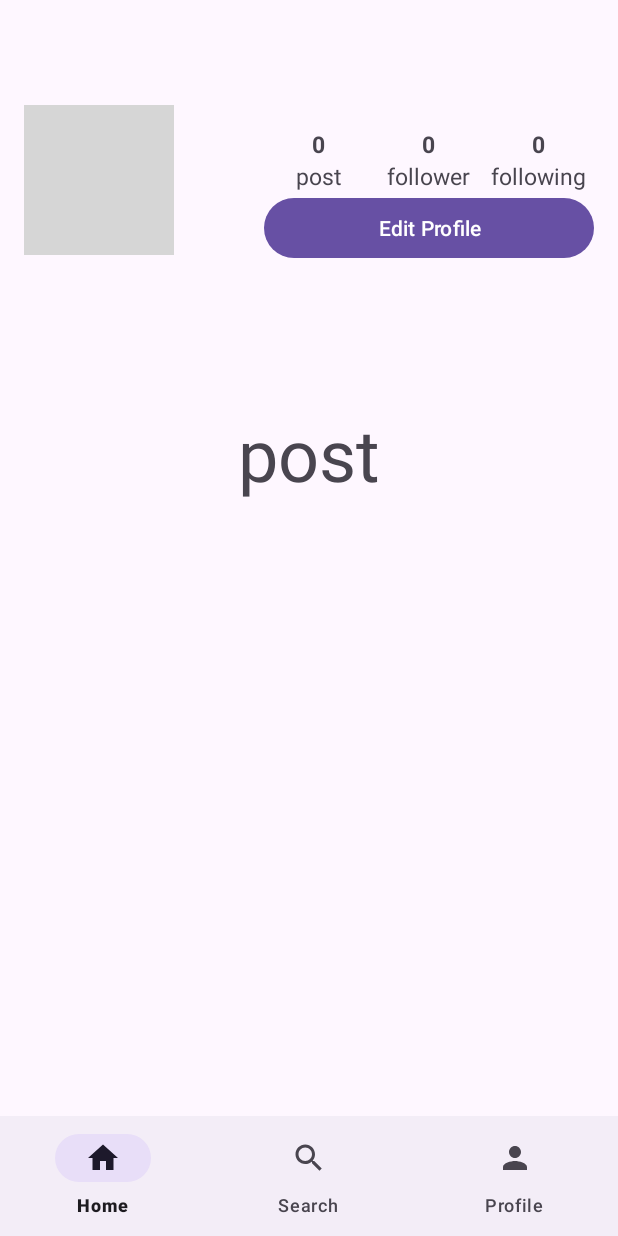
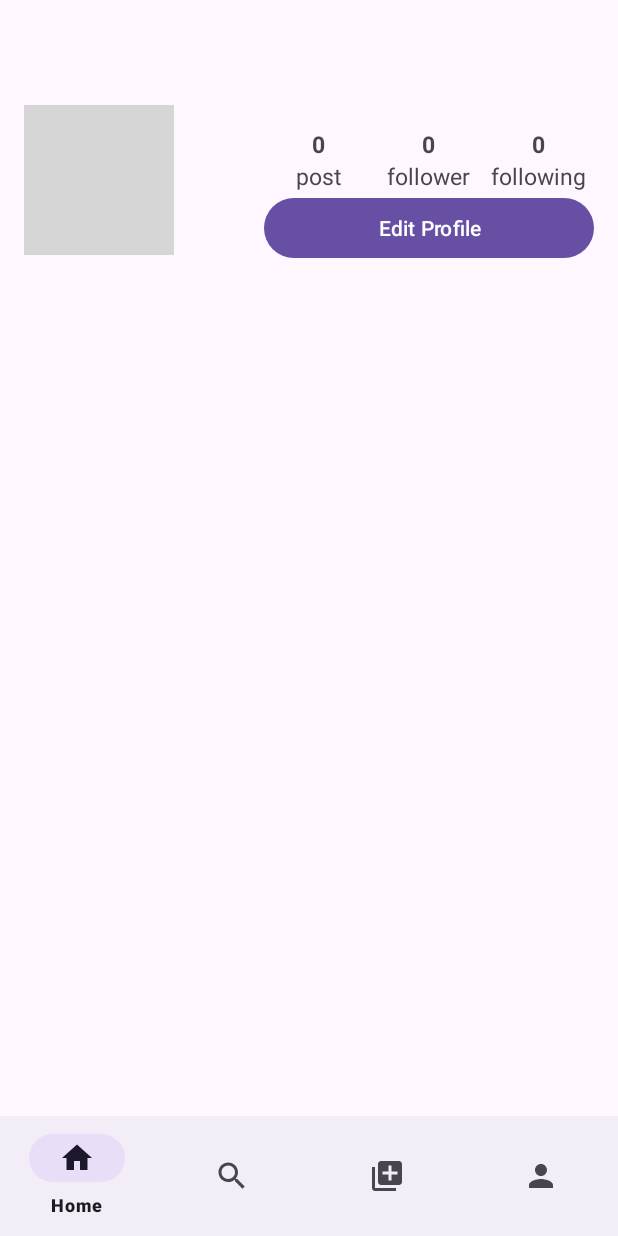
Before and after one commit to Davide-Colabella/PinPoint, an Android app: the fragment ProfileFragment placed in its activity, on a phone screen of 412 x 824 dp. Run offline under Robolectric (Android 15) with nearby library versions, the phone set to English and light mode, and no system bars; our stand-ins replace Firebase (no records; nobody signed in at launch, a user with empty details on screens opened directly); libraries missing offline, so code that uses them is left out: io.getstream.avatarview; plain views replace AvatarView; pictures from the network do not load; 2 statements that could not run were skipped; grey boxes are pictures that could not be loaded.

Commit message:
Add image from the gallery to the Post directory storage

```diff
--- a/app/src/main/java/com/univpm/pinpointmvvm/model/data/User.kt
+++ b/app/src/main/java/com/univpm/pinpointmvvm/model/data/User.kt
@@ -1,7 +1,9 @@
 package com.univpm.pinpointmvvm.model.data
+import android.os.Parcelable
+import kotlinx.parcelize.Parcelize
 
-import java.io.Serializable
 
+@Parcelize
 data class User(
     val uid: String? = null,
     val fullname: String? = null,
@@ -11,4 +13,4 @@ data class User(
     val bio: String? = null,
     val latitude: String? = null,
     val longitude: String? = null,
-) : Serializable
+) : Parcelable
--- a/app/src/main/java/com/univpm/pinpointmvvm/model/services/Permission.kt
+++ b/app/src/main/java/com/univpm/pinpointmvvm/model/services/Permission.kt
@@ -11,7 +11,8 @@ object Permission {
 
     private val requiredPermissions = arrayOf(
         Manifest.permission.ACCESS_FINE_LOCATION,
-        Manifest.permission.ACCESS_COARSE_LOCATION
+        Manifest.permission.ACCESS_COARSE_LOCATION,
+        Manifest.permission.CAMERA
     )
 
     fun checkPermissionStatus(activity: Activity): Boolean {
--- a/app/src/main/java/com/univpm/pinpointmvvm/view/activities/MainActivity.kt
+++ b/app/src/main/java/com/univpm/pinpointmvvm/view/activities/MainActivity.kt
@@ -9,6 +9,7 @@ import com.univpm.pinpointmvvm.R
 import com.univpm.pinpointmvvm.databinding.ActivityMainBinding
 import com.univpm.pinpointmvvm.model.services.Permission
 import com.univpm.pinpointmvvm.view.fragments.HomeFragment
+import com.univpm.pinpointmvvm.view.fragments.PostFragment
 import com.univpm.pinpointmvvm.view.fragments.ProfileFragment
 import com.univpm.pinpointmvvm.view.fragments.SearchFragment
 import kotlinx.coroutines.async
@@ -59,6 +60,7 @@ class MainActivity : AppCompatActivity() {
                 R.id.home -> replaceFragment(HomeFragment.newInstance())
                 R.id.profile -> replaceFragment(ProfileFragment.newInstance())
                 R.id.search -> replaceFragment(SearchFragment.newInstance())
+                R.id.post -> replaceFragment(PostFragment.newInstance())
                 else -> {}
             }
             true
--- a/app/src/main/java/com/univpm/pinpointmvvm/view/fragments/HomeFragment.kt
+++ b/app/src/main/java/com/univpm/pinpointmvvm/view/fragments/HomeFragment.kt
@@ -8,6 +8,7 @@ import android.view.View
 import android.view.ViewGroup
 import androidx.fragment.app.Fragment
 import com.google.android.gms.maps.SupportMapFragment
+import com.google.android.material.floatingactionbutton.FloatingActionButton
 import com.univpm.pinpointmvvm.R
 import com.univpm.pinpointmvvm.databinding.FragmentHomeBinding
 import com.univpm.pinpointmvvm.model.services.Localization
@@ -21,7 +22,7 @@ class HomeFragment : Fragment() {
     }
 
     private lateinit var localization: Localization
-    private lateinit var binding : FragmentHomeBinding
+    private lateinit var binding: FragmentHomeBinding
     private lateinit var homeViewModel: HomeViewModel
 
     @SuppressLint("MissingPermission")
@@ -37,6 +38,4 @@ class HomeFragment : Fragment() {
 
         return binding.root
     }
-
-
 }
--- a/app/src/main/java/com/univpm/pinpointmvvm/view/fragments/ProfileFragment.kt
+++ b/app/src/main/java/com/univpm/pinpointmvvm/view/fragments/ProfileFragment.kt
@@ -23,6 +23,7 @@ class ProfileFragment : Fragment() {
 
     private val viewModel: ProfileViewModel by viewModels()
     private lateinit var binding: FragmentProfileBinding
+    private lateinit var adapter : PostAdapter
 
     override fun onCreateView(
         inflater: LayoutInflater, container: ViewGroup?,
@@ -51,4 +52,6 @@ class ProfileFragment : Fragment() {
             }
         }
     }
+
+
 }
--- a/app/src/main/java/com/univpm/pinpointmvvm/viewmodel/ProfileViewModel.kt
+++ b/app/src/main/java/com/univpm/pinpointmvvm/viewmodel/ProfileViewModel.kt
@@ -1,5 +1,6 @@
 package com.univpm.pinpointmvvm.viewmodel
 
+import android.annotation.SuppressLint
 import android.net.Uri
 import androidx.lifecycle.ViewModel
 import androidx.lifecycle.viewModelScope
@@ -10,8 +11,9 @@ import kotlinx.coroutines.flow.StateFlow
 import kotlinx.coroutines.flow.asStateFlow
 import kotlinx.coroutines.flow.update
 import kotlinx.coroutines.launch
-
-class ProfileViewModel() : ViewModel(){
+@SuppressLint("StaticFieldLeak")
+class ProfileViewModel(
+) : ViewModel() {
     private val repository = UserRepository()
     private val _uiState = MutableStateFlow(UserUiState())
     val uiState: StateFlow<UserUiState> = _uiState.asStateFlow()
--- /dev/null
+++ b/app/src/main/res/drawable/ic_add_post.xml
@@ -0,0 +1,5 @@
+<vector android:height="24dp" android:tint="#000000"
+    android:viewportHeight="24" android:viewportWidth="24"
+    android:width="24dp" xmlns:android="http://schemas.android.com/apk/res/android">
+    <path android:fillColor="@android:color/white" android:pathData="M4,6L2,6v14c0,1.1 0.9,2 2,2h14v-2L4,20L4,6zM20,2L8,2c-1.1,0 -2,0.9 -2,2v12c0,1.1 0.9,2 2,2h12c1.1,0 2,-0.9 2,-2L22,4c0,-1.1 -0.9,-2 -2,-2zM19,11h-4v4h-2v-4L9,11L9,9h4L13,5h2v4h4v2z"/>
+</vector>
--- a/app/src/main/res/layout/fragment_home.xml
+++ b/app/src/main/res/layout/fragment_home.xml
@@ -3,6 +3,7 @@
     xmlns:tools="http://schemas.android.com/tools"
     android:layout_width="match_parent"
     android:layout_height="match_parent"
+    xmlns:app="http://schemas.android.com/apk/res-auto"
     tools:context=".view.fragments.HomeFragment">
 
     <androidx.fragment.app.FragmentContainerView
@@ -12,4 +13,5 @@
         tools:context=".viewmodel.HomeFragment"
         android:name="com.google.android.gms.maps.SupportMapFragment" />
 
+
 </FrameLayout>
--- a/app/src/main/res/layout/fragment_profile.xml
+++ b/app/src/main/res/layout/fragment_profile.xml
@@ -1,6 +1,5 @@
 <?xml version="1.0" encoding="utf-8"?>
-<RelativeLayout
-    xmlns:android="http://schemas.android.com/apk/res/android"
+<RelativeLayout xmlns:android="http://schemas.android.com/apk/res/android"
     xmlns:app="http://schemas.android.com/apk/res-auto"
     xmlns:tools="http://schemas.android.com/tools"
     android:layout_width="match_parent"
@@ -8,16 +7,16 @@
     tools:context=".view.fragments.ProfileFragment">
 
     <com.google.android.material.appbar.AppBarLayout
+        android:id="@+id/app_bar_layout_profile"
         android:layout_width="match_parent"
-        android:layout_height="wrap_content"
-        android:id="@+id/app_bar_layout_profile">
+        android:layout_height="wrap_content">
 
         <androidx.appcompat.widget.Toolbar
             android:id="@+id/toolbar_profile"
             android:layout_width="match_parent"
             android:layout_height="50dp"
+            android:layout_marginLeft="6dp"
             android:layout_marginTop="4dp"
-            android:layout_marginLeft="6dp"
             android:layout_marginRight="6dp">
 
             <RelativeLayout
@@ -28,11 +27,11 @@
                     android:id="@+id/profile_fragment_username"
                     android:layout_width="wrap_content"
                     android:layout_height="wrap_content"
+                    android:layout_centerVertical="true"
+                    android:maxLines="1"
                     android:text="@string/username"
                     android:textSize="18sp"
-                    android:maxLines="1"
-                    android:textStyle="bold"
-                    android:layout_centerVertical="true" />
+                    android:textStyle="bold" />
 
             </RelativeLayout>
 
@@ -49,42 +48,43 @@
         <LinearLayout
             android:layout_width="match_parent"
             android:layout_height="wrap_content"
-            android:orientation="vertical" >
+            android:orientation="vertical">
 
             <LinearLayout
                 android:id="@+id/top_bar"
                 android:layout_width="match_parent"
                 android:layout_height="wrap_content"
                 android:orientation="horizontal"
-                android:padding="16dp" >
+                android:padding="16dp">
 
                 <io.getstream.avatarview.AvatarView
                     android:id="@+id/profile_fragment_profile_image"
                     android:layout_width="100dp"
                     android:layout_height="100dp"
-                    app:avatarViewPlaceholder="@drawable/ic_profile"
-                    app:avatarViewBorderColor = "@color/black"
-                    app:avatarViewBorderWidth="3dp" />
+                    app:avatarViewBorderColor="@color/black"
+                    app:avatarViewBorderWidth="3dp"
+                    app:avatarViewPlaceholder="@drawable/ic_profile" />
 
                 <LinearLayout
                     android:layout_width="match_parent"
                     android:layout_height="wrap_content"
                     android:layout_marginStart="60dp"
                     android:layout_marginTop="15dp"
-                    android:orientation="vertical" >
+                    android:orientation="vertical">
 
                     <LinearLayout
                         android:layout_width="match_parent"
                         android:layout_height="wrap_content"
+                        android:baselineAligned="false"
                         android:gravity="center"
-                        android:orientation="horizontal" >
+                        android:orientation="horizontal">
 
                         <LinearLayout
                             android:layout_width="0dp"
                             android:layout_height="wrap_content"
                             android:layout_weight="1"
                             android:gravity="center"
-                            android:orientation="vertical" >
+                            android:orientation="vertical">
 
                             <TextView
                                 android:id="@+id/total_posts"
@@ -98,7 +98,7 @@
                                 android:layout_width="wrap_content"
                                 android:layout_height="wrap_content"
                                 android:text="@string/post"
-                                android:textSize="15sp"/>
+                                android:textSize="15sp" />
 
                         </LinearLayout>
 
@@ -107,7 +107,7 @@
                             android:layout_height="wrap_content"
                             android:layout_weight="1"
                             android:gravity="center"
-                            android:orientation="vertical" >
+                            android:orientation="vertical">
 
                             <TextView
                                 android:id="@+id/total_followers"
@@ -121,7 +121,7 @@
                                 android:layout_width="wrap_content"
                                 android:layout_height="wrap_content"
                                 android:text="@string/followers"
-                                android:textSize="15sp"/>
+                                android:textSize="15sp" />
 
                         </LinearLayout>
 
@@ -130,7 +130,7 @@
                             android:layout_height="wrap_content"
                             android:layout_weight="1"
                             android:gravity="center"
-                            android:orientation="vertical" >
+                            android:orientation="vertical">
 
                             <TextView
                                 android:id="@+id/total_following"
@@ -144,7 +144,7 @@
                                 android:layout_width="wrap_content"
                                 android:layout_height="wrap_content"
                                 android:text="@string/following"
-                                android:textSize="15sp"/>
+                                android:textSize="15sp" />
 
                         </LinearLayout>
 
@@ -154,9 +154,9 @@
                         android:id="@+id/edit_profile_button"
                         android:layout_width="match_parent"
                         android:layout_height="wrap_content"
+                        android:layout_gravity="center"
                         android:text="@string/edit_profile"
-                        android:layout_gravity="center"
-                        android:textAllCaps="false" >
+                        android:textAllCaps="false">
 
                     </Button>
 
@@ -169,7 +169,7 @@
                 android:layout_width="match_parent"
                 android:layout_height="wrap_content"
                 android:orientation="vertical"
-                android:padding="12dp" >
+                android:padding="12dp">
 
                 <TextView
                     android:id="@+id/profile_fragment_full_name"
@@ -185,7 +185,7 @@
                     android:layout_width="wrap_content"
                     android:layout_height="wrap_content"
                     android:text="@string/bio"
-                    android:textSize="16sp"/>
+                    android:textSize="16sp" />
 
             </LinearLayout>
 
@@ -193,13 +193,13 @@
 
     </ScrollView>
 
-    <TextView
+
+    <androidx.recyclerview.widget.RecyclerView
+        android:id="@+id/recycler_view_posts"
         android:layout_width="match_parent"
         android:layout_height="match_parent"
         android:layout_below="@+id/scroll_view_profile"
-        android:text="@string/post"
-        android:textAlignment="center"
-        android:textSize="48sp" />
+        android:layout_marginTop="0dp" />
 
 
 </RelativeLayout>
--- a/app/src/main/res/menu/nav_menu.xml
+++ b/app/src/main/res/menu/nav_menu.xml
@@ -10,6 +10,10 @@
         android:icon="@drawable/ic_search"
         android:title="Search" />
     <item
+        android:id="@+id/post"
+        android:icon="@drawable/ic_add_post"
+        android:title="Post" />
+    <item
         android:id="@+id/profile"
         android:icon="@drawable/ic_profile"
         android:title="Profile" />
--- a/app/src/main/res/values/strings.xml
+++ b/app/src/main/res/values/strings.xml
@@ -82,4 +82,9 @@
     </string>
     <string name="title_activity_sign_in">SignInActivity</string>
     <string name="logged_in">Logged In\n</string>
+    <string name="aggiungi_post">Aggiungi post</string>
+    <string name="anteprima_dell_immagine_selezionata">Anteprima dell\'immagine selezionata</string>
+    <string name="salva_immagine" > Salva </string>
+    <string name="scatta_foto">Scatta foto</string>
+    <string name="sfoglia">Sfoglia\n</string>
 </resources>
```
Also changed, not shown: app/build.gradle (+8 -1 lines), app/src/main/AndroidManifest.xml (+9 -3 lines), app/src/main/java/com/univpm/pinpointmvvm/model/repo/UserRepository.kt (+24 -2 lines), app/src/main/java/com/univpm/pinpointmvvm/view/activities/OtherUserProfileActivity.kt (+11 -6 lines), app/src/main/java/com/univpm/pinpointmvvm/view/fragments/PostFragment.kt (added, +73 -0 lines), app/src/main/java/com/univpm/pinpointmvvm/viewmodel/HomeViewModel.kt (+6 -10 lines), app/src/main/res/layout/activity_other_user_profile.xml (+3 -4 lines), app/src/main/res/layout/fragment_post.xml (added, +47 -0 lines).
